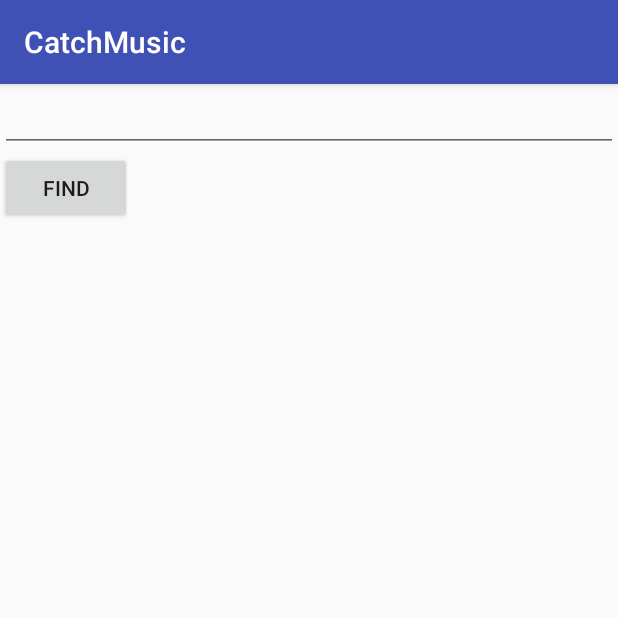
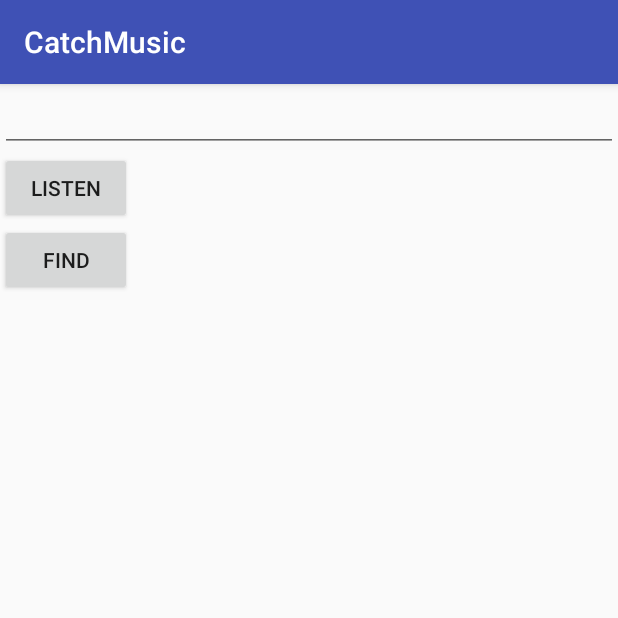
Before and after one commit to ThisIsNSH/Android-CatchMusic, an Android app: the screen it shows after launch (MainActivity), on a phone screen of 412 x 824 dp, the top half of it. Run offline under Robolectric (Android 15) with nearby library versions, the phone set to English and light mode, and no system bars; our stand-ins replace Volley; libraries missing offline, so code that uses them is left out: com.ibm.watson; 3 statements that could not run were skipped.

Commit message:
speech-to-text done

```diff
--- a/app/src/main/AndroidManifest.xml
+++ b/app/src/main/AndroidManifest.xml
@@ -1,7 +1,7 @@
 <?xml version="1.0" encoding="utf-8"?>
 <manifest xmlns:android="http://schemas.android.com/apk/res/android"
     package="com.nsh.catchmusic">
-
+    <uses-permission android:name="android.permission.RECORD_AUDIO"/>
     <uses-permission android:name="android.permission.INTERNET" />
     <application
         android:allowBackup="true"
--- a/app/src/main/java/com/nsh/catchmusic/MainActivity.java
+++ b/app/src/main/java/com/nsh/catchmusic/MainActivity.java
@@ -1,5 +1,7 @@
 package com.nsh.catchmusic;
 
+import android.content.res.AssetFileDescriptor;
+import android.content.res.AssetManager;
 import android.os.Bundle;
 import android.support.v7.app.AppCompatActivity;
 import android.text.Editable;
@@ -16,21 +18,31 @@ import com.android.volley.Response;
 import com.android.volley.VolleyError;
 import com.android.volley.toolbox.JsonObjectRequest;
 import com.android.volley.toolbox.Volley;
+import com.ibm.watson.developer_cloud.speech_to_text.v1.SpeechToText;
+import com.ibm.watson.developer_cloud.speech_to_text.v1.model.RecognizeOptions;
+import com.ibm.watson.developer_cloud.speech_to_text.v1.model.SpeechResults;
+import com.ibm.watson.developer_cloud.speech_to_text.v1.websocket.BaseRecognizeCallback;
 
 import org.json.JSONArray;
 import org.json.JSONException;
 import org.json.JSONObject;
 
+import java.io.FileInputStream;
+import java.io.FileNotFoundException;
+import java.io.IOException;
+
+
 public class MainActivity extends AppCompatActivity {
 
-    int check =0;
+    int check = 0;
     RequestQueue queue;
     String get_track, get_lyrics, lyrics, get_track_new, get_lyrics_new;
     EditText user_lyrics;
-    Button find;
+    Button find, btnSpeak;
     TextView dis_lyrics, dis_track;
     long track_id;
     JsonObjectRequest lyricsRequest;
+    SpeechToText service = new SpeechToText();
 
     @Override
     protected void onCreate(Bundle savedInstanceState) {
@@ -40,11 +52,43 @@ public class MainActivity extends AppCompatActivity {
         dis_lyrics = findViewById(R.id.lyrics1);
         dis_track = findViewById(R.id.track);
         user_lyrics = findViewById(R.id.lyrics);
+        AssetManager assetManager = this.getAssets();
+
+        btnSpeak = findViewById(R.id.btnSpeak);
+        service.setUsernameAndPassword("b9a2e7de-0a2f-409d-9702-9c997488118d", "ZnGat8Ts5ppy");
+        RecognizeOptions options = new RecognizeOptions.Builder()
+                .model("en-US_BroadbandModel").contentType("audio/flac")
+                .interimResults(false)
+                .build();
+
+        BaseRecognizeCallback callback = new BaseRecognizeCallback() {
+            @Override
+            public void onTranscription(SpeechResults speechResults) {
+                System.out.println(speechResults);
+            }
+
+            @Override
+            public void onDisconnected() {
+            }
+        };
+
+        try {
+
+            AssetFileDescriptor fileDescriptor = assetManager.openFd("audio-file.flac");
+            FileInputStream stream = fileDescriptor.createInputStream();
+            service.recognizeUsingWebSocket
+                    (stream, options, callback);
+
+        } catch (FileNotFoundException e) {
+            e.printStackTrace();
+        } catch (IOException ie) {
+            ie.printStackTrace();
+        }
+
 
         queue = Volley.newRequestQueue(this);
         get_track = "http://api.musixmatch.com/ws/1.1/track.search?apikey=33a8f0aa146868d25a75c04f9810fd02";
         get_lyrics = "http://api.musixmatch.com/ws/1.1/track.lyrics.get?apikey=33a8f0aa146868d25a75c04f9810fd02&track_id=";
-
         user_lyrics.setOnClickListener(new View.OnClickListener() {
             @Override
             public void onClick(View view) {
@@ -52,12 +96,10 @@ public class MainActivity extends AppCompatActivity {
                 user_lyrics.addTextChangedListener(new TextWatcher() {
                     @Override
                     public void beforeTextChanged(CharSequence charSequence, int i, int i1, int i2) {
-
                     }
 
                     @Override
                     public void onTextChanged(CharSequence charSequence, int i, int i1, int i2) {
-
                     }
 
                     @Override
@@ -67,7 +109,6 @@ public class MainActivity extends AppCompatActivity {
                         lyrics = "&q_lyrics=" + catched_lyrics + "&page_size=1";
                     }
                 });
-
             }
         });
         find.setOnClickListener(new View.OnClickListener() {
@@ -81,19 +122,15 @@ public class MainActivity extends AppCompatActivity {
                         try {
                             JSONObject myResponse = response.getJSONObject("message").getJSONObject("body");
                             JSONArray tsmresponse = (JSONArray) myResponse.get("track_list");
-
                             String track_name;
                             for (int i = 0; i < tsmresponse.length(); i++) {
                                 track_name = (tsmresponse.getJSONObject(i).getJSONObject("track").getString("track_name"));
                                 track_id = (tsmresponse.getJSONObject(i).getJSONObject("track").getLong("track_id"));
                                 Log.i("track id", track_id + "");
-check=1;
+                                check = 1;
                                 getLyrics();
                                 dis_track.setText(track_name);
                             }
-
-
-
                         } catch (JSONException e) {
                             return;
                         }
@@ -101,19 +138,14 @@ getLyrics();
                 }, new Response.ErrorListener() {
                     @Override
                     public void onErrorResponse(VolleyError error) {
-
+                    }
+                });
+                queue.add(jsonRequest);
+            }
+        });
     }
 
-
-                });
-                queue.add(jsonRequest);
-
-            }
-        });
-
-    }
-
-public void getLyrics(){
+    public void getLyrics() {
         {
             get_lyrics_new = get_lyrics + Long.toString(track_id);
             Log.i("lyrics url", get_lyrics_new);
@@ -124,14 +156,13 @@ public void getLyrics(){
                         JSONObject myResponse = response.getJSONObject("message").getJSONObject("body").getJSONObject("lyrics");
                         dis_lyrics.setText(myResponse.getString("lyrics_body"));
                         queue.add(lyricsRequest);
-
                     } catch (JSONException e) {
                     }
                 }
-        }, new Response.ErrorListener() {
+            },
+                    new Response.ErrorListener() {
                         @Override
                         public void onErrorResponse(VolleyError error) {
-
                         }
                     });
             queue.add(lyricsRequest);
--- a/app/src/main/res/layout/activity_main.xml
+++ b/app/src/main/res/layout/activity_main.xml
@@ -14,6 +14,11 @@
         android:focusable="false" />
 
     <Button
+        android:id="@+id/btnSpeak"
+        android:layout_width="wrap_content"
+        android:layout_height="wrap_content"
+        android:text="listen" />
+    <Button
         android:id="@+id/find"
         android:layout_width="wrap_content"
         android:layout_height="wrap_content"
```
Also changed, not shown: app/build.gradle (+4 -3 lines), 1 other file. Lines whose indentation alone changed are shown as unchanged.
